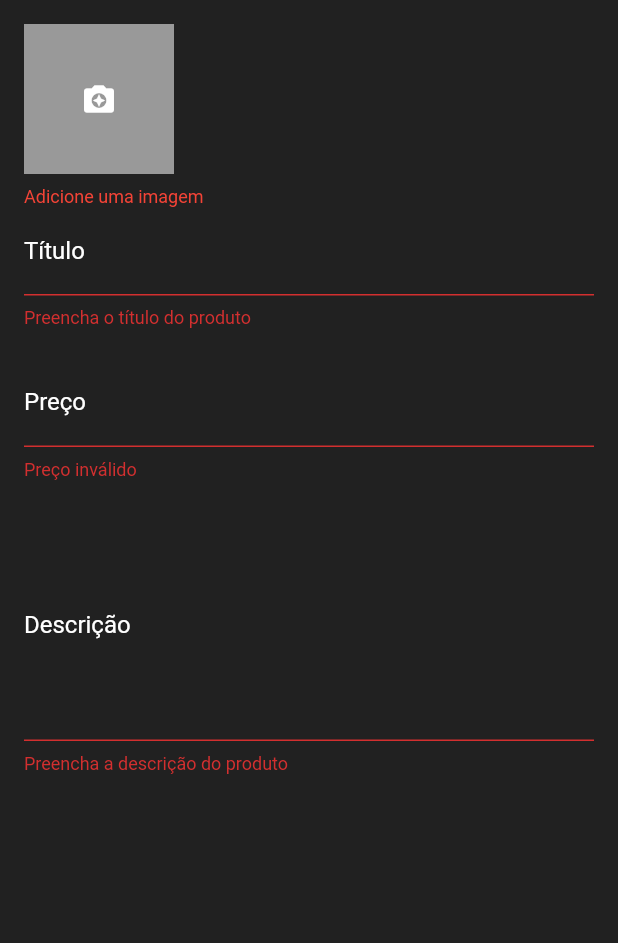
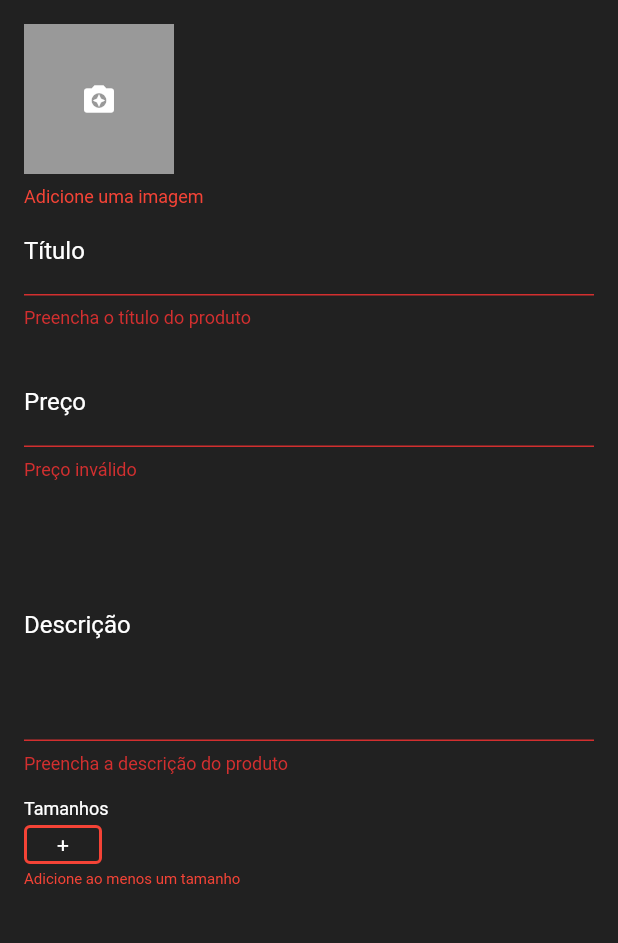
Before and after one commit to PeterCcT/Gerenciamento-de-loja-online-Flutter, a Flutter app: the ProdutoScreen screen opened directly, after a tap on the "save" icon, on a phone screen of 412 x 824 dp, the part 129-1072 px from its top. Run offline on Flutter 3.47's test engine with Material 2 defaults, Android fonts, the phone set to English and light mode, and no system bars; our stand-ins replace cloud_firestore, firebase_auth, firebase_storage, flutter_speed_dial, image_cropper, image_picker and 2 more; missing offline and left inert: bloc_pattern; accounts and stored records are empty.

Commit message:
Adicionando tamanho aos produtos

```diff
--- a/lib/blocs/produtos_bloc.dart
+++ b/lib/blocs/produtos_bloc.dart
@@ -49,6 +49,10 @@ class ProdutoBloc extends BlocBase {
 
   void saveImages(List images) {
     unsavedData['images'] = images;
+  }
+
+  void saveTamanho(List tamanhos) {
+    unsavedData['tamanhos'] = tamanhos;
   }
 
   Future<bool> saveProduto() async {
--- a/lib/screens/produtos_screen.dart
+++ b/lib/screens/produtos_screen.dart
@@ -3,6 +3,7 @@ import 'package:flutter/material.dart';
 import 'package:gerenciadorlojavirtual/blocs/produtos_bloc.dart';
 import 'package:gerenciadorlojavirtual/tiles/images_tile.dart';
 import 'package:gerenciadorlojavirtual/validators/produtos_validator.dart';
+import 'package:gerenciadorlojavirtual/widgets/produtos_tamanho.dart';
 
 class ProdutoScreen extends StatefulWidget {
   final String categoriaId;
@@ -145,6 +146,19 @@ class _ProdutoScreenState extends State<ProdutoScreen> with ProdutoValidator {
                       onSaved: _produtoBloc.saveDescricao,
                       validator: validateDescription,
                     ),
+                    SizedBox(
+                      height: 16,
+                    ),
+                    Text(
+                      'Tamanhos',
+                      style: TextStyle(color: Colors.white, fontSize: 12),
+                    ),
+                    ProdutoTamanho(
+                      context: context,
+                      initialValue: snapshot.data['tamanhos'],
+                      onSaved: _produtoBloc.saveTamanho,
+                      validator: validateTamanho,
+                    ),
                   ],
                 );
               },
--- a/lib/tiles/categoria_tile.dart
+++ b/lib/tiles/categoria_tile.dart
@@ -76,7 +76,8 @@ class CategoriaTile extends StatelessWidget {
                       ),
                   );
                 }
-                }),
+              },
+            ),
           ],
         ),
       ),
--- a/lib/validators/produtos_validator.dart
+++ b/lib/validators/produtos_validator.dart
@@ -24,4 +24,9 @@ class ProdutoValidator {
     if (images.isEmpty) return "Adicione uma imagem";
     return null;
   }
+
+  String validateTamanho(List tamanhos) {
+    if (tamanhos.isEmpty) return "Adicione ao menos um tamanho";
+    return null;
+  }
 }
--- /dev/null
+++ b/lib/widgets/produtos_tamanho.dart
@@ -0,0 +1,91 @@
+import 'package:flutter/material.dart';
+import 'package:gerenciadorlojavirtual/widgets/tamanho_dialog.dart';
+
+class ProdutoTamanho extends FormField<List> {
+  ProdutoTamanho({
+    List initialValue,
+    BuildContext context,
+    FormFieldSetter<List> onSaved,
+    FormFieldValidator<List> validator,
+  }) : super(
+            initialValue: initialValue,
+            onSaved: onSaved,
+            validator: validator,
+            builder: (state) {
+              return Column(
+                crossAxisAlignment: CrossAxisAlignment.start,
+                children: <Widget>[
+                  SizedBox(
+                    height: 34,
+                    child: GridView(
+                      padding: EdgeInsets.symmetric(vertical: 4),
+                      scrollDirection: Axis.horizontal,
+                      gridDelegate: SliverGridDelegateWithFixedCrossAxisCount(
+                        crossAxisCount: 1,
+                        mainAxisSpacing: 8,
+                        childAspectRatio: 0.5,
+                      ),
+                      children: state.value
+                          .map(
+                            (e) => GestureDetector(
+                              onLongPress: () {
+                                state.didChange(state.value..remove(e));
+                              },
+                              child: Container(
+                                decoration: BoxDecoration(
+                                    borderRadius:
+                                        BorderRadius.all(Radius.circular(4)),
+                                    border: Border.all(
+                                      color: Colors.purpleAccent,
+                                      width: 2,
+                                    )),
+                                alignment: Alignment.center,
+                                child: Text(
+                                  e,
+                                  style: TextStyle(color: Colors.white),
+                                ),
+                              ),
+                            ),
+                          )
+                          .toList()
+                            ..add(
+                              GestureDetector(
+                                onTap: () async {
+                                  String tamanho = await showDialog(
+                                      context: context,
+                                      builder: (context) => AddTamanhoDialog());
+                                  if (tamanho != null)
+                                    state.didChange(state.value..add(tamanho));
+                                },
+                                child: Container(
+                                  decoration: BoxDecoration(
+                                      borderRadius:
+                                          BorderRadius.all(Radius.circular(4)),
+                                      border: Border.all(
+                                        color: state.hasError
+                                            ? Colors.red
+                                            : Colors.purpleAccent,
+                                        width: 2,
+                                      )),
+                                  alignment: Alignment.center,
+                                  child: Text(
+                                    '+',
+                                    style: TextStyle(color: Colors.white),
+                                  ),
+                                ),
+                              ),
+                            ),
+                    ),
+                  ),
+                  Container(
+                    child: state.hasError
+                        ? Text(
+                            state.errorText,
+                            style: TextStyle(color: Colors.red, fontSize: 10),
+                          )
+                        : Container(),
+                  ),
+                ],
+              );
+            });
+}
--- /dev/null
+++ b/lib/widgets/tamanho_dialog.dart
@@ -0,0 +1,37 @@
+import 'package:flutter/material.dart';
+
+class AddTamanhoDialog extends StatelessWidget {
+  final _controller = TextEditingController();
+
+  @override
+  Widget build(BuildContext context) {
+    return Dialog(
+      backgroundColor: Colors.transparent,
+      child: Card(
+        shape: RoundedRectangleBorder(
+          borderRadius: BorderRadius.all(Radius.circular(10)),
+        ),
+        child: Container(
+          padding: EdgeInsets.symmetric(horizontal: 10),
+          child: Column(
+            mainAxisSize: MainAxisSize.min,
+            children: <Widget>[
+              TextField(
+                controller: _controller,
+              ),
+              FlatButton(
+                onPressed: () {
+                  Navigator.of(context).pop(_controller.text);
+                },
+                child: Text(
+                  'Adicionar',
+                  style: TextStyle(color: Colors.green),
+                ),
+              ),
+            ],
+          ),
+        ),
+      ),
+    );
+  }
+}
```
Lines whose indentation alone changed are shown as unchanged.
